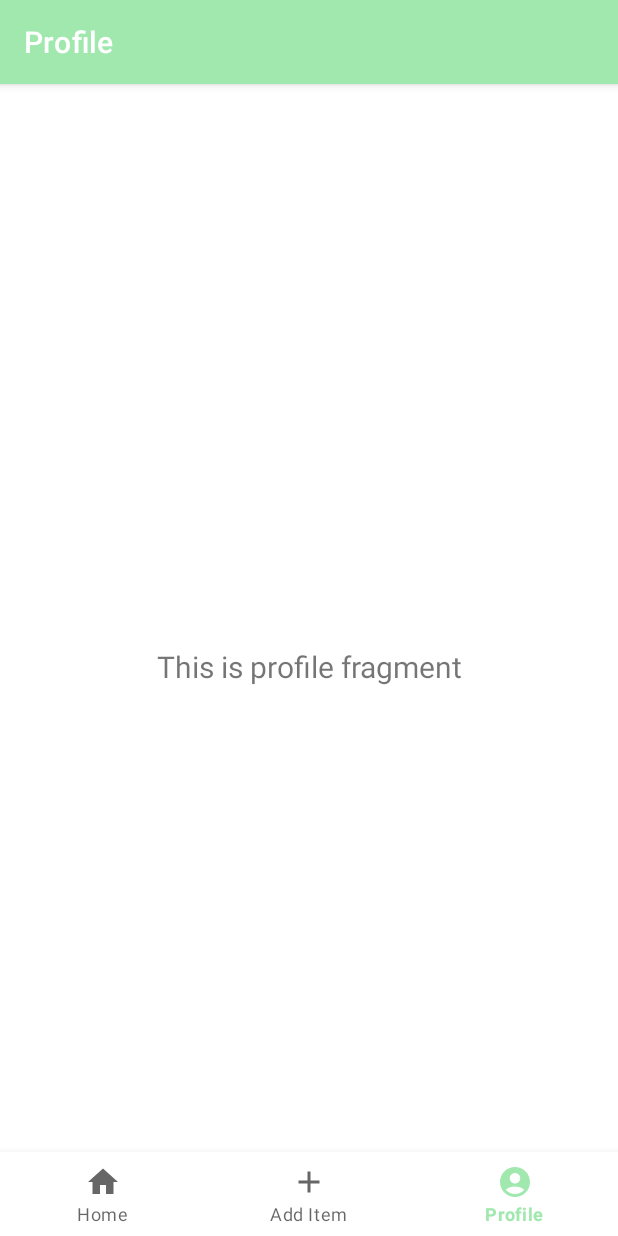
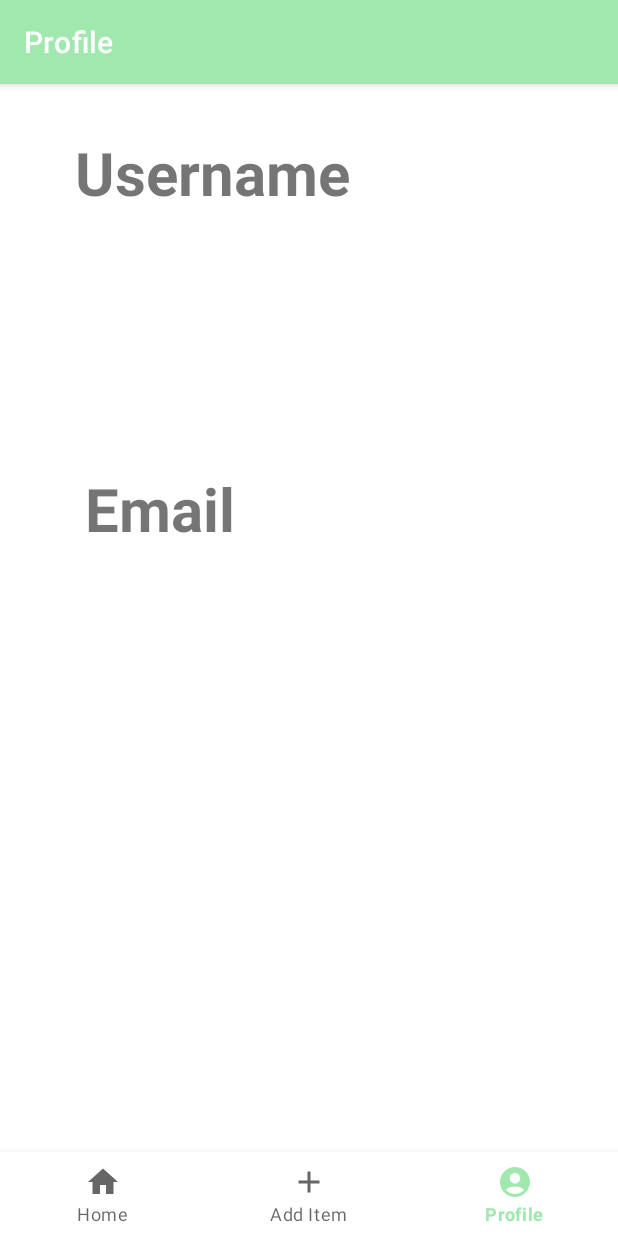
Before and after one commit to CMPUT301F23T20/JavaJeniuses, an Android app: the ProfileFragment screen opened through its navigation route, on a phone screen of 412 x 824 dp. Run offline under Robolectric (Android 15) with nearby library versions, the phone set to English and light mode, and no system bars; our stand-ins replace navigation-ui; 4 statements that could not run were skipped.

Commit message:
Basic outline

```diff
--- a/InventoryManager/app/src/main/java/com/example/inventorymanager/ui/home/HomeFragment.java
+++ b/InventoryManager/app/src/main/java/com/example/inventorymanager/ui/home/HomeFragment.java
@@ -4,6 +4,7 @@ import android.os.Bundle;
 import android.view.LayoutInflater;
 import android.view.View;
 import android.view.ViewGroup;
+import android.widget.Button;
 import android.widget.ListView;
 import android.widget.TextView;
 
@@ -14,6 +15,7 @@ import androidx.lifecycle.ViewModelProvider;
 import com.example.inventorymanager.Item;
 import com.example.inventorymanager.ItemAdapter;
 import com.example.inventorymanager.ItemViewModel;
+import com.example.inventorymanager.R;
 import com.example.inventorymanager.databinding.FragmentHomeBinding;
 
 import java.util.ArrayList;
@@ -34,6 +36,12 @@ public class HomeFragment extends Fragment {
 
         // Bind the listview
         ListView itemList = binding.itemList;
+
+        Button deleteButton = root.findViewById(R.id.deleteButton);
+        deleteButton.setOnClickListener(); // Show a selection box that is on every single item
+
+        Button addTagButton = root.findViewById(R.id.addTag);
+        addTagButton.setOnClickListener();
 
         // Create a new ArrayList to store the data that will be displayed in the ListView
         items = new ArrayList<>();
--- a/InventoryManager/app/src/main/res/layout/fragment_profile.xml
+++ b/InventoryManager/app/src/main/res/layout/fragment_profile.xml
@@ -6,17 +6,53 @@
     android:layout_height="match_parent"
     tools:context=".ui.profile.ProfileFragment">
 
+
     <TextView
-        android:id="@+id/text_profile"
+        android:id="@+id/Username_title"
+        android:layout_width="219dp"
+        android:layout_height="60dp"
+        android:layout_marginStart="32dp"
+        android:layout_marginTop="32dp"
+        android:text="Username"
+        android:textAlignment="center"
+        android:textSize="40sp"
+        android:textStyle="bold"
+        app:layout_constraintStart_toStartOf="parent"
+        app:layout_constraintTop_toTopOf="parent" />
+
+    <TextView
+        android:id="@+id/Username"
         android:layout_width="match_parent"
         android:layout_height="wrap_content"
-        android:layout_marginStart="8dp"
-        android:layout_marginTop="8dp"
-        android:layout_marginEnd="8dp"
+        android:layout_marginTop="32dp"
         android:textAlignment="center"
         android:textSize="20sp"
-        app:layout_constraintBottom_toBottomOf="parent"
         app:layout_constraintEnd_toEndOf="parent"
         app:layout_constraintStart_toStartOf="parent"
+        app:layout_constraintTop_toBottomOf="@+id/Username_title" />
+
+    <TextView
+        android:id="@+id/Email_title"
+        android:layout_width="193dp"
+        android:layout_height="46dp"
+        android:layout_marginStart="10dp"
+        android:layout_marginTop="256dp"
+        android:text="Email"
+        android:textAlignment="center"
+        android:textSize="40sp"
+        android:textStyle="bold"
+        app:layout_constraintStart_toStartOf="parent"
         app:layout_constraintTop_toTopOf="parent" />
+
+    <TextView
+        android:id="@+id/Email"
+        android:layout_width="match_parent"
+        android:layout_height="wrap_content"
+        android:layout_marginTop="32dp"
+        android:textAlignment="center"
+        android:textSize="20sp"
+        app:layout_constraintEnd_toEndOf="parent"
+        app:layout_constraintStart_toStartOf="parent"
+        app:layout_constraintTop_toBottomOf="@+id/Email_title" />
+
 </androidx.constraintlayout.widget.ConstraintLayout>
--- a/InventoryManager/app/src/main/res/layout/toolbar.xml
+++ b/InventoryManager/app/src/main/res/layout/toolbar.xml
@@ -16,7 +16,7 @@
         app:layout_constraintTop_toTopOf="parent" />
 
     <Button
-        android:id="@+id/button2"
+        android:id="@+id/addTag"
         android:layout_width="128dp"
         android:layout_height="wrap_content"
         android:layout_marginStart="12dp"
```
